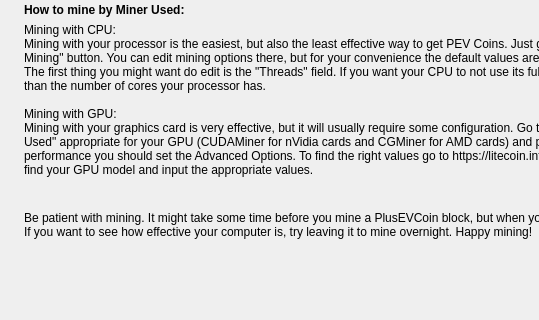
First picture: the form in src/qt/forms/miningTutDialog.ui, repository plusevcoin/plusevcoin, before the edit; both pictures show x 0 to 539 and y 286 to 606 of the 768 by 606 pixel window.
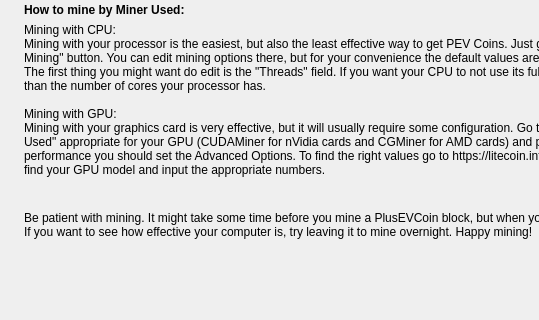
Second picture: the form after the edit. Icons and pictures are not drawn.

Commit message: CUDAminer debuglog fixes

The edit to the form file:
```diff
--- a/src/qt/forms/miningTutDialog.ui
+++ b/src/qt/forms/miningTutDialog.ui
@@ -192,7 +192,7 @@
 Mining with your graphics card is very effective, but it will usually require some configuration. Go to the "Mining tab" and choose "Miner
 Used" appropriate for your GPU (CUDAMiner for nVidia cards and CGMiner for AMD cards) and press "Start Mining" button. For best
 performance you should set the Advanced Options. To find the right values go to https://litecoin.info/Mining_hardware_comparison,
-find your GPU model and input the appropriate values.
+find your GPU model and input the appropriate numbers.
 
 </string>
        </property>
```
The commit also changes 2 other files.
